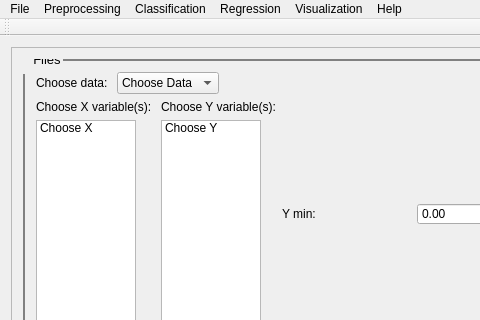
First picture: the form in src/PYSAT_Gui_UI_Forms/UI Files/01_mainwindow_regression.ui, repository tisaconundrum2/PySAT-GUI, before the edit; both pictures show x 0 to 480 and y 0 to 320 of the 581 by 843 pixel window.
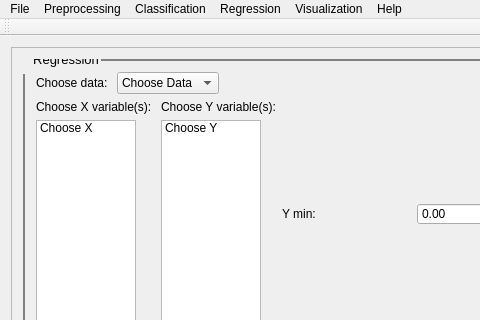
Second picture: the form after the edit.

Commit message: Changes to be committed: Fixed naming convention 	modified:   src/PYSAT_Gui_UI_Forms/UI Files/01_mainwindow_regression.ui Organized the code, and put prediction back in as it seems to not work if it's not in there 	modified:   src/Python PYSAT_GUI/UnitTests.py

Patch:
```diff
--- a/src/PYSAT_Gui_UI_Forms/UI Files/01_mainwindow_regression.ui
+++ b/src/PYSAT_Gui_UI_Forms/UI Files/01_mainwindow_regression.ui
@@ -57,7 +57,7 @@
            </font>
           </property>
           <property name="title">
-           <string>Files</string>
+           <string>Regression</string>
           </property>
           <layout class="QVBoxLayout" name="verticalLayout">
            <item>
```
The commit also changes 1 other file.
